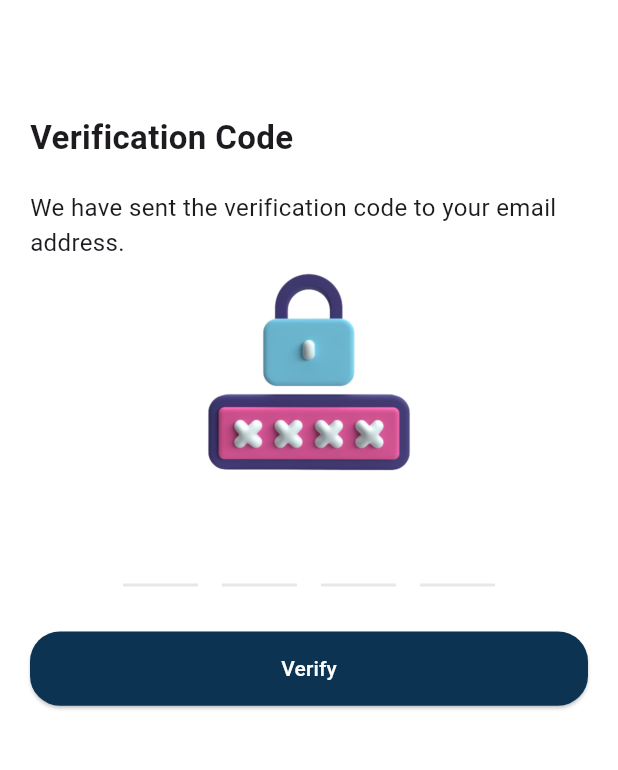
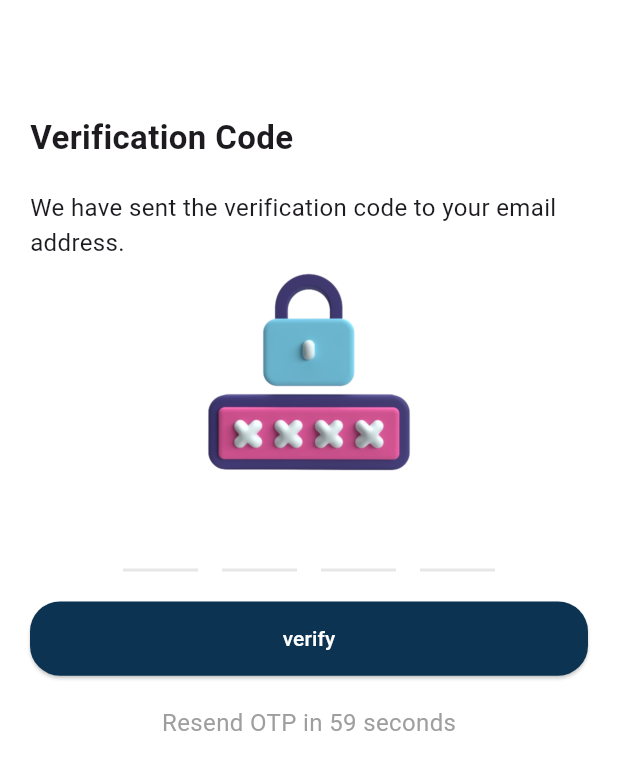
Before and after one commit to Niyaljacob/frenzy, a Flutter app: the RegisterOtpScreen screen opened directly with empty values, on a phone screen of 412 x 824 dp. Shown: the top 770 px of the screen. Run offline on Flutter 3.47's test engine with Material 3 defaults, Android fonts, the phone set to English and light mode, and no system bars; drawn by our look-alikes of flutter_otp_text_field; our stand-ins replace bloc, curved_navigation_bar, flutter_bloc, image_picker, video_player.

Commit message:
done full registeration functionality

```diff
--- a/lib/main.dart
+++ b/lib/main.dart
@@ -1,6 +1,7 @@
 import 'package:flutter/material.dart';
 import 'package:flutter_bloc/flutter_bloc.dart';
 import 'package:frenzy/utils/themes.dart';
+import 'package:frenzy/views/bloc/signup/otpverification_register/bloc/otp_verification_bloc.dart';
 import 'package:frenzy/views/bloc/signup/signup_bloc/sign_up_bloc.dart';
 import 'package:frenzy/views/pages/splash_screen/splash_screen.dart';
 
@@ -16,7 +17,8 @@
   Widget build(BuildContext context) {
     return MultiBlocProvider(
       providers: [
-        BlocProvider(create: (context)=>SignUpBloc())
+        BlocProvider(create: (context)=>SignUpBloc()),
+        BlocProvider(create: (context)=>OtpVerificationBloc())
       ],
       child: MaterialApp(
         debugShowCheckedModeBanner: false,
--- a/lib/views/bloc/signup/otpverification_register/bloc/otp_verification_event.dart
+++ b/lib/views/bloc/signup/otpverification_register/bloc/otp_verification_event.dart
@@ -2,3 +2,11 @@ part of 'otp_verification_bloc.dart';
 
 @immutable
 sealed class OtpVerificationEvent {}
+  class OnOtpVerifyButtonClicked extends OtpVerificationEvent {
+  final String email;
+  final String otp;
+
+  OnOtpVerifyButtonClicked({required this.otp, required this.email});
+
+
+  }
--- a/lib/views/pages/signup/otp_screen/register_otp_screen.dart
+++ b/lib/views/pages/signup/otp_screen/register_otp_screen.dart
@@ -1,9 +1,16 @@
 
 
+import 'dart:async';
+
 import 'package:flutter/material.dart';
+import 'package:flutter_bloc/flutter_bloc.dart';
 import 'package:frenzy/model/user_model.dart';
 import 'package:frenzy/utils/constance.dart';
+import 'package:frenzy/views/bloc/signup/otpverification_register/bloc/otp_verification_bloc.dart';
+import 'package:frenzy/views/bloc/signup/signup_bloc/sign_up_bloc.dart';
 import 'package:frenzy/views/pages/common_widgets/function_widgets/custom_button.dart';
+import 'package:frenzy/views/pages/common_widgets/function_widgets/snackbarcustom.dart';
+import 'package:frenzy/views/pages/signin_page/signin.dart';
 import 'package:frenzy/views/pages/signup/otp_screen/widgets/otp_field.dart';
 
 
@@ -11,7 +18,7 @@ class RegisterOtpScreen extends StatefulWidget {
   final UserModel user;
   final String email;
 
-   RegisterOtpScreen({super.key, required this.user, required this.email});
+  const RegisterOtpScreen({super.key, required this.user, required this.email});
 
   @override
   State<RegisterOtpScreen> createState() => _RegisterOtpScreenState();
@@ -19,28 +26,104 @@ class RegisterOtpScreen extends StatefulWidget {
 
 class _RegisterOtpScreenState extends State<RegisterOtpScreen> {
   final TextEditingController _otpcontrollers = TextEditingController();
+  late Timer _time;
+  Timer? _debouncerTime;
+  int _start=60;
+  bool _isRessendVisible=false;
+
+@override
+  void initState() {
+    super.initState();
+    startTime();
+  }
 
 
+  @override
+  void dispose() {
+    _time.cancel();
+    _debouncerTime?.cancel();
+    _otpcontrollers.dispose();
+    super.dispose();
+  }
+
+  void startTime(){
+    _isRessendVisible = false;
+    _start = 60;
+    _time = Timer.periodic(const Duration(seconds: 1), (time) {
+      if (_start == 0) {
+        setState(() {
+          _isRessendVisible = true;
+          time.cancel();
+        });
+      } else {
+        setState(() {
+          _start--;
+        });
+      }
+    });
+  }
+
+
+  void debounceResendOtp(SignUpBloc signUpBloc) {
+    if (_debouncerTime?.isActive ?? false) _debouncerTime!.cancel();
+    _debouncerTime = Timer(const Duration(seconds: 1), () {
+      signUpBloc.add(OnSignupButtonClickedEvent(
+          userName: widget.user.userName,
+          password: widget.user.password,
+          phoneNumber: widget.user.phoneNumber,
+          email: widget.user.emailId));
+      startTime();
+    });
+  }
+
      bool validateOtp() {
-    String otp = _otpcontrollers.text;
-    if (otp.isEmpty || otp.length != 4 || !RegExp(r'^[0-9]+$').hasMatch(otp)) {
+  String otp = _otpcontrollers.text.trim();
+  debugPrint('Validating OTP: $otp');
+
+  if (otp.isEmpty) {
+    debugPrint('OTP is empty');
     return false;
   }
+
+  if (otp.length != 4) {
+    debugPrint('OTP length is not 4, it is ${otp.length}');
+    return false;
+  }
+
+  if (!RegExp(r'^[0-9]+$').hasMatch(otp)) {
+    debugPrint('OTP does not match regex');
+    return false;
+  }
+
   return true;
 }
   @override
   Widget build(BuildContext context) {
+    final signUpBloc = context.read<SignUpBloc>();
     return Scaffold(
       appBar: AppBar(
         automaticallyImplyLeading: true,
       ),
-      body: SingleChildScrollView(
+      body: BlocConsumer<OtpVerificationBloc, OtpVerificationState>(
+        listener:(context, state) {
+          if(state is OtpVerificationSuccessState){
+            customSnackbar(context, "OTP verification succes", primary);
+            _otpcontrollers.clear();
+            Navigator.of(context).pushAndRemoveUntil(MaterialPageRoute(builder: (context)=>SigninPage()),
+            (Route<dynamic>route)=>false,
+            );
+          }else if(state is OtpVerificationErroState){
+            customSnackbar(context, "Invalid OTP", red);
+          }
+        },
+        builder: (context, state){
+          return SingleChildScrollView(
         child: Padding(
           padding: const EdgeInsets.symmetric(horizontal: 20),
           child: Column(
             children: [
               kheight20,
-              Row(
+              const Row(
                 children: [
                   Text("Verification Code", style: TextStyle(fontWeight: FontWeight.bold,fontSize: 22),),
                 ],
@@ -48,21 +131,52 @@ class _RegisterOtpScreenState extends State<RegisterOtpScreen> {
               kheight20,
               registerotp,
                Image.asset('assets/otp_register1.png',height: 150,width: 150,),
-              // Lottie.asset('assets/Animation.json'),
-              kheight20,
+              kheight,
               buildOtpTextField(
                 context: context,
-                controller: _otpcontrollers,
-                validator: validateOtp),
-                kheight30,
-              CustomButton(
+                controller: _otpcontrollers),
+
+
+              kheight20,
+              BlocBuilder<OtpVerificationBloc, OtpVerificationState>(
+                builder: (context, state){
+                  if(state is OtpVerificationLoadinState) {
+                    return CustomButton(
                       media: MediaQuery.sizeOf(context),
-                buttonText: "Verify",
+                      buttonText: "verify",
                       onPressed: (){},
-                color: primary)
+                      color: primary);
+                  }
+                  return CustomButton(
+                    media: MediaQuery.sizeOf(context),
+                    buttonText: "verify",
+                    onPressed: ()async{
+                      if(validateOtp()){
+                        String otp= _otpcontrollers.text.trim();
+                        debugPrint('Entered OTP: $otp');
+                        context.read<OtpVerificationBloc>().add(OnOtpVerifyButtonClicked(
+                          otp: otp, email: widget.email));
+                          _otpcontrollers.clear();
+                      }else{
+                        customSnackbar(
+                          context, "please enter a valid OTP", red);
+                      }
+                    },
+                    color: primary);
+                },
+              ),
+              kheight20,
+              _isRessendVisible?
+              TextButton(onPressed: (){
+                debounceResendOtp(signUpBloc);
+              }, child: const Text("Resend OTP",style:  TextStyle(color: primary, fontSize: 16),))
+              :Text('Resend OTP in $_start seconds',
+                 style: const TextStyle(color: grey, fontSize: 16),)
             ],
           ),
         ),
+      );
+        }
       )
     );
   }
--- a/lib/views/pages/signup/otp_screen/widgets/otp_field.dart
+++ b/lib/views/pages/signup/otp_screen/widgets/otp_field.dart
@@ -11,13 +11,17 @@ Widget buildOtpTextField({
     numberOfFields: 4,
     borderColor: primary,
     showFieldAsBox: false,
-    fieldWidth: 50.0, // Increase the width of each field
-    margin: const EdgeInsets.symmetric(horizontal: 8.0), // Add space between fields
+    fieldWidth: 50.0,
+    margin: const EdgeInsets.symmetric(horizontal: 8.0),
     onCodeChanged: (String code) {
       // handle validation or checks here
       if (validator != null) {
         validator();
       }
     },
+     onSubmit: (String verificationCode) {
+      controller.text = verificationCode; // Set the controller text to the OTP value
+      debugPrint('OTP Entered: $verificationCode'); // Debug print to check the OTP value
+    },
   );
 }
--- a/lib/views/pages/signup/signup_screen.dart
+++ b/lib/views/pages/signup/signup_screen.dart
@@ -46,7 +46,8 @@ class SignupScreen extends StatelessWidget {
             }
           },
           builder: (context, state){
-            return SingleChildScrollView(
+            return SafeArea(
+              child: SingleChildScrollView(
               child: Padding(
                 padding: const EdgeInsets.symmetric(horizontal: 20),
                 child: Form(
@@ -130,6 +131,7 @@ class SignupScreen extends StatelessWidget {
                     ],
                   )),
               ),
+                        ),
             );
           },
         )
```
Also changed, not shown: lib/views/bloc/signup/otpverification_register/bloc/otp_verification_bloc.dart (+14 -2 lines). Lines whose indentation alone changed are shown as unchanged.
